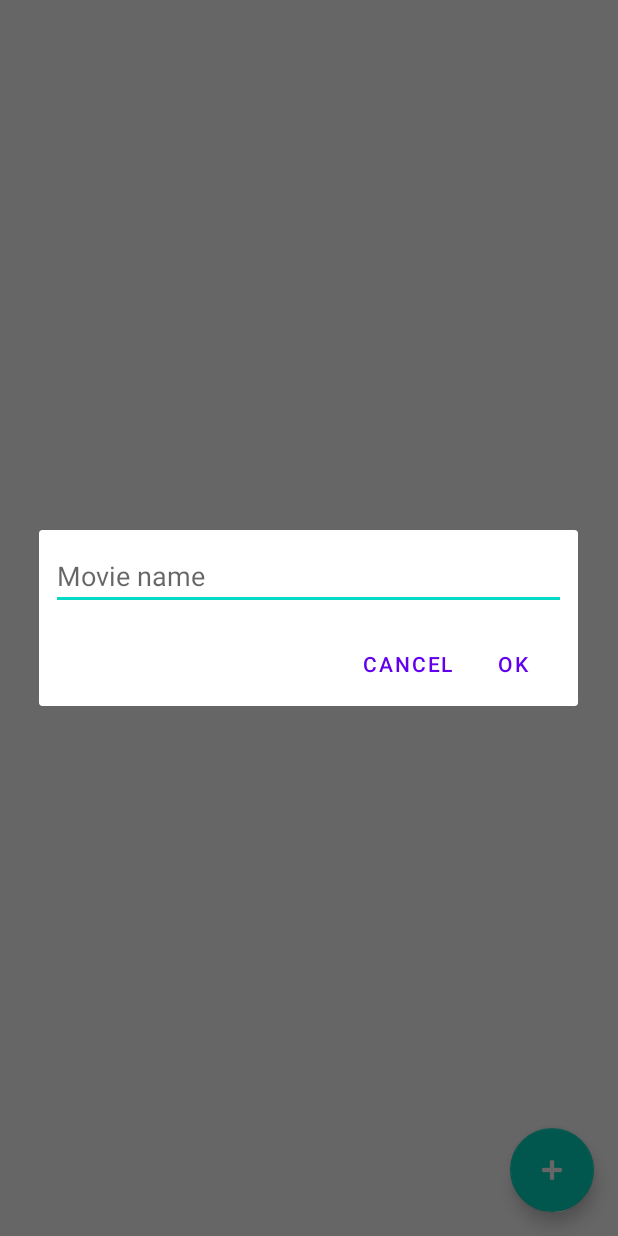
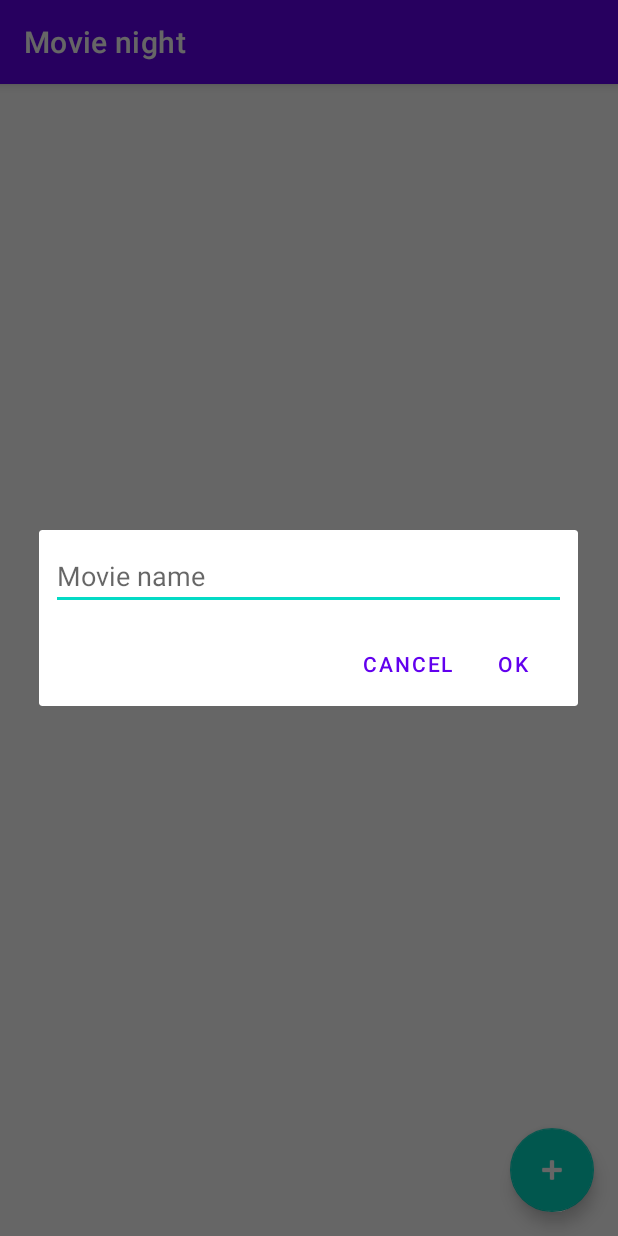
Before and after one commit to osvalros/relationship-app-android, an Android app: the MovieNightFragment screen opened through its navigation route, after a tap on an icon or button, on a phone screen of 412 x 824 dp. Run offline under Robolectric (Android 15) with nearby library versions, the phone set to English and light mode, and no system bars; our stand-ins replace Room's generated code; libraries missing offline, so code that uses them is left out: com.beust.klaxon.

Commit message:
Add AppBarLayout to movie night fragment

```diff
--- a/app/build.gradle
+++ b/app/build.gradle
@@ -39,6 +39,7 @@ android {
 
 
 dependencies {
+    implementation 'androidx.coordinatorlayout:coordinatorlayout:1.1.0'
     def roomVersion = "2.3.0"
 
     implementation 'androidx.core:core-ktx:1.3.2'
--- a/app/src/main/res/layout/fragment_movie_night.xml
+++ b/app/src/main/res/layout/fragment_movie_night.xml
@@ -1,10 +1,36 @@
 <?xml version="1.0" encoding="utf-8"?>
-<androidx.constraintlayout.widget.ConstraintLayout xmlns:android="http://schemas.android.com/apk/res/android"
+<androidx.coordinatorlayout.widget.CoordinatorLayout xmlns:android="http://schemas.android.com/apk/res/android"
     android:layout_width="match_parent"
     android:layout_height="match_parent"
     xmlns:app="http://schemas.android.com/apk/res-auto">
 
-    <include android:id="@+id/movie_list" layout="@layout/movie_list" />
+    <com.google.android.material.appbar.AppBarLayout
+        android:id="@+id/app_bar_layout"
+        android:layout_width="match_parent"
+        android:layout_height="wrap_content"
+        android:theme="@style/Theme.RelationshipApp.AppBarOverlay"
+        app:layout_constraintTop_toTopOf="parent"
+        >
+
+        <androidx.appcompat.widget.Toolbar
+            android:id="@+id/toolbar"
+            app:title="@string/movie_night"
+            android:layout_width="match_parent"
+            android:layout_height="?attr/actionBarSize"
+            android:background="?attr/colorPrimary"
+            app:popupTheme="@style/Theme.RelationshipApp.PopupOverlay" />
+
+    </com.google.android.material.appbar.AppBarLayout>
+
+    <androidx.core.widget.NestedScrollView
+        android:layout_width="match_parent"
+        android:layout_height="match_parent"
+        android:layout_marginTop="5dp"
+        app:layout_behavior="@string/appbar_scrolling_view_behavior">
+
+            <include android:id="@+id/movie_list" layout="@layout/movie_list"/>
+
+    </androidx.core.widget.NestedScrollView>
 
     <com.google.android.material.floatingactionbutton.FloatingActionButton
         android:id="@+id/add_movie_button"
@@ -14,7 +40,5 @@
         app:srcCompat="@android:drawable/ic_input_add"
         app:tint="@android:color/white"
         android:layout_margin="16dp"
-        app:layout_constraintBottom_toBottomOf="parent"
-        app:layout_constraintRight_toRightOf="parent"
         />
-</androidx.constraintlayout.widget.ConstraintLayout>
+</androidx.coordinatorlayout.widget.CoordinatorLayout>
```
